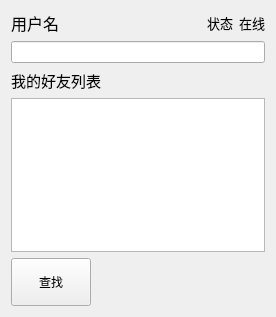
The window that tux.ui (rayfung/tux-im-client) describes before a commit, drawn with Qt 5.
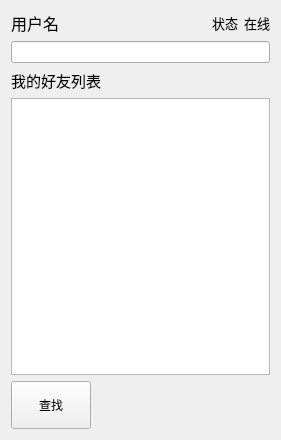
The same window after the commit. Icons and pictures are not drawn.

Patch:
```diff
--- a/tux.ui
+++ b/tux.ui
@@ -6,8 +6,8 @@
    <rect>
     <x>0</x>
     <y>0</y>
-    <width>276</width>
-    <height>317</height>
+    <width>281</width>
+    <height>440</height>
    </rect>
   </property>
   <property name="minimumSize">
```
Left out of the diff: 2 changed lines with no effect on the pictures.
